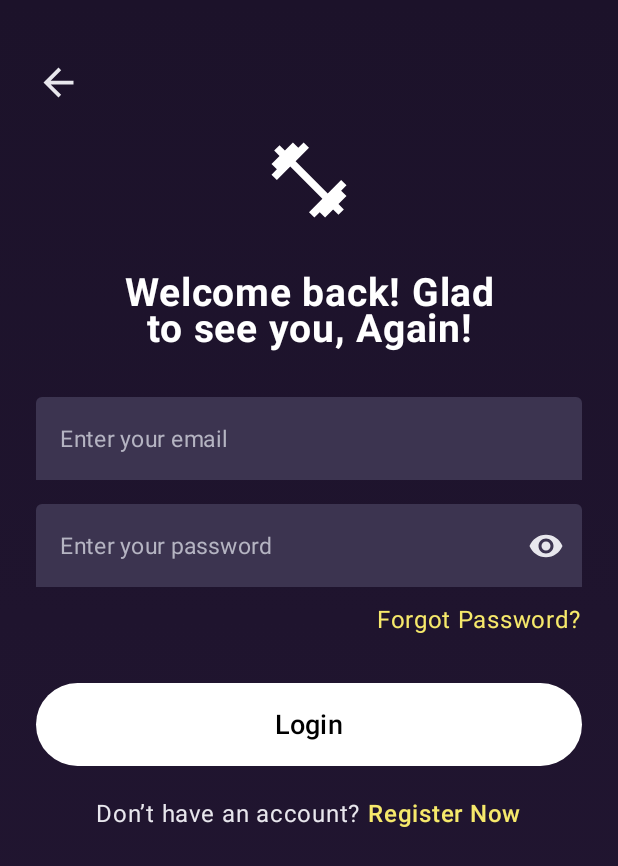
After one commit to Fadilniz/FitTrackr, an Android app built with Jetpack Compose: the composable LoginScreen shown on its own in the app's theme, on a phone screen of 412 x 824 dp. The commit adds this screen. Shown: the top 866 px of the screen. Run offline under Robolectric (Android 15) with nearby library versions, the phone set to English and light mode, and no system bars.

Commit message:
color added

```diff
--- a/build.gradle.kts
+++ b/build.gradle.kts
@@ -56,4 +56,6 @@ dependencies {
     androidTestImplementation(libs.androidx.compose.ui.test.junit4)
     debugImplementation(libs.androidx.compose.ui.tooling)
     debugImplementation(libs.androidx.compose.ui.test.manifest)
+    implementation("androidx.compose.material:material-icons-extended:1.7.0")
+
 }
--- /dev/null
+++ b/src/main/java/week11/st078050/finalproject/screens/LoginScreen.kt
@@ -0,0 +1,181 @@
+package week11.st078050.finalproject.screens
+
+import androidx.compose.foundation.clickable
+import androidx.compose.foundation.layout.*
+import androidx.compose.material.icons.Icons
+import androidx.compose.material.icons.filled.ArrowBack
+import androidx.compose.material.icons.filled.FitnessCenter
+import androidx.compose.material.icons.filled.Visibility
+import androidx.compose.material.icons.filled.VisibilityOff
+import androidx.compose.material3.*
+import androidx.compose.runtime.*
+import androidx.compose.ui.Alignment
+import androidx.compose.ui.Modifier
+import androidx.compose.ui.graphics.Color
+import androidx.compose.ui.text.font.FontWeight
+import androidx.compose.ui.text.style.TextAlign
+import androidx.compose.ui.unit.dp
+import androidx.compose.ui.unit.sp
+import week11.st078050.finalproject.ui.components.GradientBackground
+import week11.st078050.finalproject.ui.theme.*
+
+@Composable
+fun LoginScreen(
+    onBackClick: () -> Unit = {},
+    onLoginClick: () -> Unit = {},
+    onForgotPasswordClick: () -> Unit = {},
+    onRegisterClick: () -> Unit = {}
+) {
+    var email by remember { mutableStateOf("") }
+    var password by remember { mutableStateOf("") }
+    var passwordVisible by remember { mutableStateOf(false) }
+
+    GradientBackground {
+        Column(
+            modifier = Modifier
+                .fillMaxSize()
+                .padding(24.dp),
+            horizontalAlignment = Alignment.CenterHorizontally
+        ) {
+
+            // Top Back Arrow
+            Row(
+                modifier = Modifier
+                    .fillMaxWidth()
+                    .padding(top = 16.dp),
+                verticalAlignment = Alignment.CenterVertically
+            ) {
+                Icon(
+                    imageVector = Icons.Filled.ArrowBack,
+                    contentDescription = "Back",
+                    tint = TextLightGrey,
+                    modifier = Modifier
+                        .size(30.dp)
+                        .clickable { onBackClick() }
+                )
+            }
+
+            Spacer(modifier = Modifier.height(20.dp))
+
+            // Logo
+            Icon(
+                imageVector = Icons.Default.FitnessCenter,
+                contentDescription = "Logo",
+                tint = Color.White,
+                modifier = Modifier.size(60.dp)
+            )
+
+            Spacer(modifier = Modifier.height(30.dp))
+
+            // Title
+            Text(
+                text = "Welcome back! Glad\nto see you, Again!",
+                color = TextWhite,
+                textAlign = TextAlign.Center,
+                fontSize = 26.sp,
+                fontWeight = FontWeight.Bold
+            )
+
+            Spacer(modifier = Modifier.height(30.dp))
+
+            // Email Input
+            TextField(
+                value = email,
+                onValueChange = { email = it },
+                placeholder = { Text("Enter your email", color = TextGrey, fontSize = 15.sp) },
+                colors = TextFieldDefaults.colors(
+                    focusedContainerColor = GreyInput,
+                    unfocusedContainerColor = GreyInput,
+                    focusedIndicatorColor = Color.Transparent,
+                    unfocusedIndicatorColor = Color.Transparent,
+                    focusedTextColor = TextWhite,
+                    unfocusedTextColor = TextWhite,
+                    cursorColor = TextLightGrey
+                ),
+                modifier = Modifier
+                    .fillMaxWidth()
+                    .height(55.dp)
+            )
+
+            Spacer(modifier = Modifier.height(16.dp))
+
+            // Password Input
+            TextField(
+                value = password,
+                onValueChange = { password = it },
+                placeholder = { Text("Enter your password", color = TextGrey, fontSize = 15.sp) },
+                colors = TextFieldDefaults.colors(
+                    focusedContainerColor = GreyInput,
+                    unfocusedContainerColor = GreyInput,
+                    focusedIndicatorColor = Color.Transparent,
+                    unfocusedIndicatorColor = Color.Transparent,
+                    focusedTextColor = TextWhite,
+                    unfocusedTextColor = TextWhite,
+                    cursorColor = TextLightGrey
+                ),
+                trailingIcon = {
+                    IconButton(onClick = { passwordVisible = !passwordVisible }) {
+                        Icon(
+                            imageVector = if (passwordVisible) Icons.Filled.VisibilityOff else Icons.Filled.Visibility,
+                            contentDescription = "Toggle Password",
+                            tint = TextLightGrey
+                        )
+                    }
+                },
+                visualTransformation = if (passwordVisible)
+                    androidx.compose.ui.text.input.VisualTransformation.None
+                else androidx.compose.ui.text.input.PasswordVisualTransformation(),
+                modifier = Modifier
+                    .fillMaxWidth()
+                    .height(55.dp)
+            )
+
+            Spacer(modifier = Modifier.height(10.dp))
+
+            // Forgot Password
+            Text(
+                text = "Forgot Password?",
+                color = YellowAccent,
+                modifier = Modifier
+                    .align(Alignment.End)
+                    .clickable { onForgotPasswordClick() }
+            )
+
+            Spacer(modifier = Modifier.height(30.dp))
+
+            // LOGIN BUTTON
+            Button(
+                onClick = onLoginClick,
+                colors = ButtonDefaults.buttonColors(
+                    containerColor = WhiteButton
+                ),
+                modifier = Modifier
+                    .fillMaxWidth()
+                    .height(55.dp)
+            ) {
+                Text(
+                    text = "Login",
+                    fontSize = 18.sp,
+                    fontWeight = FontWeight.SemiBold,
+                    color = Color.Black
+                )
+            }
+
+            Spacer(modifier = Modifier.height(20.dp))
+
+            // Register Link
+            Row {
+                Text(
+                    text = "Don’t have an account? ",
+                    color = TextLightGrey
+                )
+                Text(
+                    text = "Register Now",
+                    color = YellowAccent,
+                    fontWeight = FontWeight.SemiBold,
+                    modifier = Modifier.clickable { onRegisterClick() }
+                )
+            }
+        }
+    }
+}
--- /dev/null
+++ b/src/main/java/week11/st078050/finalproject/ui/theme/components/GradientBackground.kt
@@ -0,0 +1,28 @@
+package week11.st078050.finalproject.ui.components
+
+import androidx.compose.foundation.background
+import androidx.compose.foundation.layout.Box
+import androidx.compose.foundation.layout.fillMaxSize
+import androidx.compose.runtime.Composable
+import androidx.compose.ui.Modifier
+import androidx.compose.ui.graphics.Brush
+import week11.st078050.finalproject.ui.theme.DarkPurple
+import week11.st078050.finalproject.ui.theme.DarkPurple2
+
+@Composable
+fun GradientBackground(content: @Composable () -> Unit) {
+    Box(
+        modifier = Modifier
+            .fillMaxSize()
+            .background(
+                Brush.verticalGradient(
+                    colors = listOf(
+                        DarkPurple,
+                        DarkPurple2
+                    )
+                )
+            )
+    ) {
+        content()
+    }
+}
```
Also changed, not shown: src/main/java/week11/st078050/finalproject/MainActivity.kt (+7 -31 lines), src/main/java/week11/st078050/finalproject/screens/SplashScreen.kt (added, +111 -0 lines), src/main/java/week11/st078050/finalproject/ui/theme/Theme.kt (+10 -36 lines).
